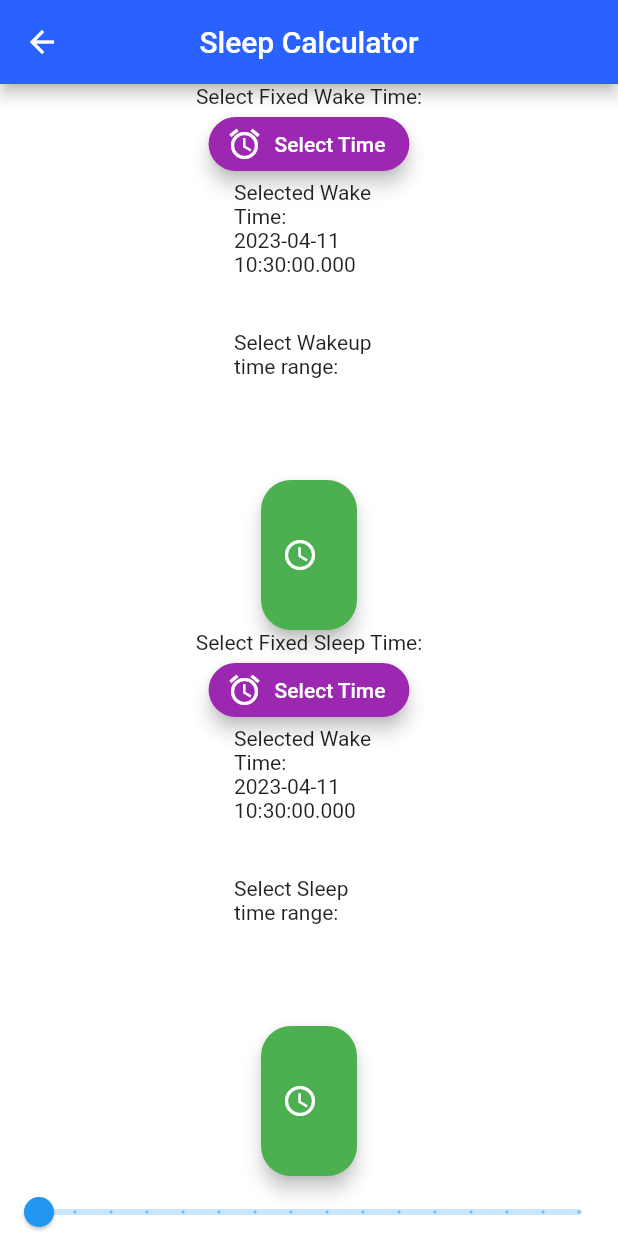
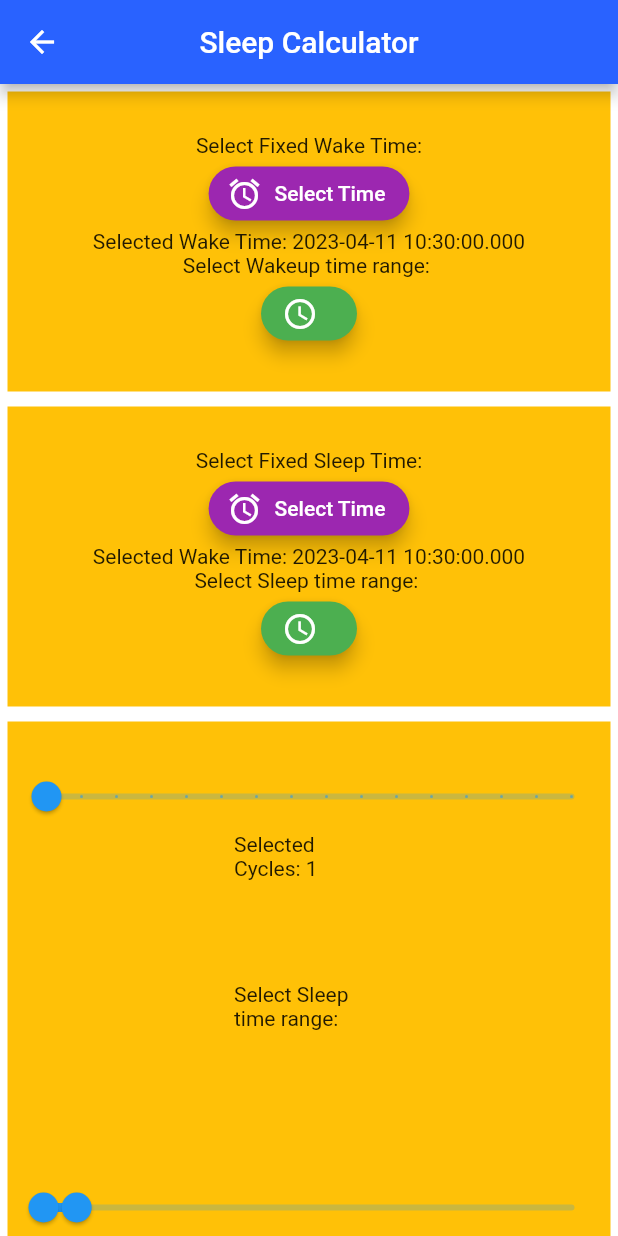
Before and after one commit to Snail51/SweetDreams, a Flutter app: the CalcPage screen opened directly, on a phone screen of 412 x 824 dp. Run offline on Flutter 3.47's test engine with Material 2 defaults, Android fonts, the phone set to English and light mode, and no system bars; our stand-ins replace audioplayers, flutter_rating_bar; missing offline and left inert: time_range_picker.

Commit message:
completely formatted

```diff
--- a/lib/dreams/views/newCalc.dart
+++ b/lib/dreams/views/newCalc.dart
@@ -71,7 +71,7 @@ class _CalcPageState extends State<CalcPage> { // PAGE CLASS THAT WANTS TO DYNAM
       ),
       backgroundColor: Colors.white,
       body: Center(
-          child: Column(
+          child: ListView(
             children: displayables,
           )
       ),
@@ -81,11 +81,11 @@ class _CalcPageState extends State<CalcPage> { // PAGE CLASS THAT WANTS TO DYNAM
 
 
 
-/**
 
 
 
 
+/**
 class CalcPage extends StatefulWidget {
   CalcPage({Key? key, required this.database}) : super (key: key);
 
--- a/lib/widgetCalcModes.dart
+++ b/lib/widgetCalcModes.dart
@@ -4,10 +4,8 @@ import 'dart:async';
 import 'package:time_range_picker/time_range_picker.dart';
 
 
-class CalcWakeWidget // CONTENT CLASS THAT HAS NO ACCESS TO setState() BECAUSE IT IS OUTSIDE OF A STATEFUL CLASS
-    {
+class CalcWakeWidget {
   BuildContext? context;
-  List<Widget> content = [];
   bool needsUpdating = true; // this is the variable that is actually important. make sure it starts true!
 
   DateTime now = DateTime.now();
@@ -15,7 +13,6 @@ class CalcWakeWidget // CONTENT CLASS THAT HAS NO ACCESS TO setState() BECAUSE I
   String labelRangePickerButton = "";
   TimeOfDay pickerStart = TimeOfDay.now();
   TimeOfDay pickerEnd = TimeOfDay.now();
-
 
   CalcWakeWidget(BuildContext ctx) {
     context = ctx;
@@ -33,9 +30,15 @@ class CalcWakeWidget // CONTENT CLASS THAT HAS NO ACCESS TO setState() BECAUSE I
   }
 
   Widget toWidget() {
-    content = [];
-    content.add(Text("Select Fixed Wake Time:"));
-    content.add(
+    return Padding(padding: EdgeInsets.all(5),
+      child: Container(
+        height: 200,
+        width: 400,
+        color: Colors.amber,
+        child: Column(
+            mainAxisAlignment: MainAxisAlignment.center,
+            children: <Widget>[
+              Text("Select Fixed Wake Time:"),
               ElevatedButton.icon(
                 onPressed: () async {
                   final picked = await showTimePicker(
@@ -58,29 +61,13 @@ class CalcWakeWidget // CONTENT CLASS THAT HAS NO ACCESS TO setState() BECAUSE I
                   ),
                 ),
               ),
-    );
-    content.add(
-      SizedBox(
-        width: 100,
-        height: 100,
-        child: Text(
+              Text(
                 "Selected Wake Time: " + (fixedWake?.toString() ?? ""),
               ),
-      ),
-    );
-    content.add(
-      SizedBox(
-        width: 100,
-        height: 100,
-        child: Text(
+              Text(
                 "Select Wakeup time range: ",
               ),
-      ),
-    );
-    content.add(
-      SizedBox(
-        height: 100,
-        child: ElevatedButton.icon(
+              ElevatedButton.icon(
                 icon: Icon(Icons.access_time),
                 label: Text(labelRangePickerButton),
                 onPressed: () async {
@@ -91,7 +78,8 @@ class CalcWakeWidget // CONTENT CLASS THAT HAS NO ACCESS TO setState() BECAUSE I
                       builder: (context) =>
                           AlertDialog(
                             title: Text("Error"),
-                      content: Text("Please select a fixed wake time first."),
+                            content: Text(
+                                "Please select a fixed wake time first."),
                           ),
                     );
                     return;
@@ -126,18 +114,15 @@ class CalcWakeWidget // CONTENT CLASS THAT HAS NO ACCESS TO setState() BECAUSE I
                   ),
                 ),
               ),
+            ]
         ),
-    );
-    return Column(
-      children: content,
+      ),
     );
   }
 }
 
 class CalcSleepWidget {
-
   BuildContext? context;
-    List<Widget> content = [];
   bool needsUpdating = true; // this is the variable that is actually important. make sure it starts true!
 
   DateTime now = DateTime.now();
@@ -162,9 +147,15 @@ class CalcWakeWidget // CONTENT CLASS THAT HAS NO ACCESS TO setState() BECAUSE I
   }
 
   Widget toWidget() {
-    content = [];
-    content.add(Text("Select Fixed Sleep Time:"));
-    content.add(
+    return Padding(padding: EdgeInsets.all(5),
+      child: Container(
+        height: 200,
+        width: 400,
+        color: Colors.amber,
+        child: Column(
+            mainAxisAlignment: MainAxisAlignment.center,
+            children: <Widget>[
+              Text("Select Fixed Sleep Time:"),
               ElevatedButton.icon(
                 onPressed: () async {
                   final picked = await showTimePicker(
@@ -187,40 +178,25 @@ class CalcWakeWidget // CONTENT CLASS THAT HAS NO ACCESS TO setState() BECAUSE I
                   ),
                 ),
               ),
-    );
-    content.add(
-      SizedBox(
-        width: 100,
-        height: 100,
-        child: Text(
+              Text(
                 "Selected Wake Time: " + (fixedSleep?.toString() ?? ""),
               ),
-      ),
-    );
-    content.add(
-      SizedBox(
-        width: 100,
-        height: 100,
-        child: Text(
+              Text(
                 "Select Sleep time range: ",
               ),
-      ),
-    );
-    content.add(
-      SizedBox(
-        height: 100,
-        child: ElevatedButton.icon(
+              ElevatedButton.icon(
                 icon: Icon(Icons.access_time),
                 label: Text(labelRangePickerButton),
                 onPressed: () async {
                   if (fixedSleep == null) {
-              // Show an error message if fixedSleep is not set
+                    // Show an error message if fixedWake is not set
                     showDialog(
                       context: context!,
                       builder: (context) =>
                           AlertDialog(
                             title: Text("Error"),
-                      content: Text("Please select a fixed wake time first."),
+                            content: Text(
+                                "Please select a fixed wake time first."),
                           ),
                     );
                     return;
@@ -255,13 +231,13 @@ class CalcWakeWidget // CONTENT CLASS THAT HAS NO ACCESS TO setState() BECAUSE I
                   ),
                 ),
               ),
+            ]
         ),
-    );
-    return Column(
-      children: content,
+      ),
     );
   }
 }
+
 
 class CycleWidget {
 
@@ -280,7 +256,16 @@ class CycleWidget {
   }
 
   Widget toWidget() {
-    content.add(Slider(
+    return Padding(
+      padding: EdgeInsets.all(5),
+      child: Container(
+        height: 400,
+        width: 400,
+        color: Colors.amber,
+        child: Column(
+          mainAxisAlignment: MainAxisAlignment.center,
+          children: <Widget>[
+            Slider(
               value: selectedCycles.toDouble(),
               min: 1,
               max: maxCycles.toDouble(),
@@ -291,9 +276,7 @@ class CycleWidget {
                 selectedCycles = value.toInt();
                 maxRange = (selectedCycles * 6) * sleepCycle.toDouble();
               },
-    ));
-
-    content.add(
+            ),
             SizedBox(
               width: 100,
               height: 100,
@@ -301,9 +284,6 @@ class CycleWidget {
                 "Selected Cycles: " + selectedCycles.toString(),
               ),
             ),
-    );
-
-    content.add(
             SizedBox(
               width: 100,
               height: 100,
@@ -311,9 +291,6 @@ class CycleWidget {
                 "Select Sleep time range: ",
               ),
             ),
-    );
-
-    content.add(
             SizedBox(
               height: 100,
               child: RangeSlider(
@@ -324,14 +301,14 @@ class CycleWidget {
                   needsUpdating = true;
                   minRange = values.start;
                   maxRange = values.end;
-            selectedCycles = (maxRange / (6 * sleepCycle.toDouble())).ceil();
+                  selectedCycles =
+                      (maxRange / (6 * sleepCycle.toDouble())).ceil();
                 },
               ),
             ),
-    );
-
-    return Column(
-      children: content,
+          ],
+        ),
+      ),
     );
   }
 }
```
Lines whose indentation alone changed are shown as unchanged.
